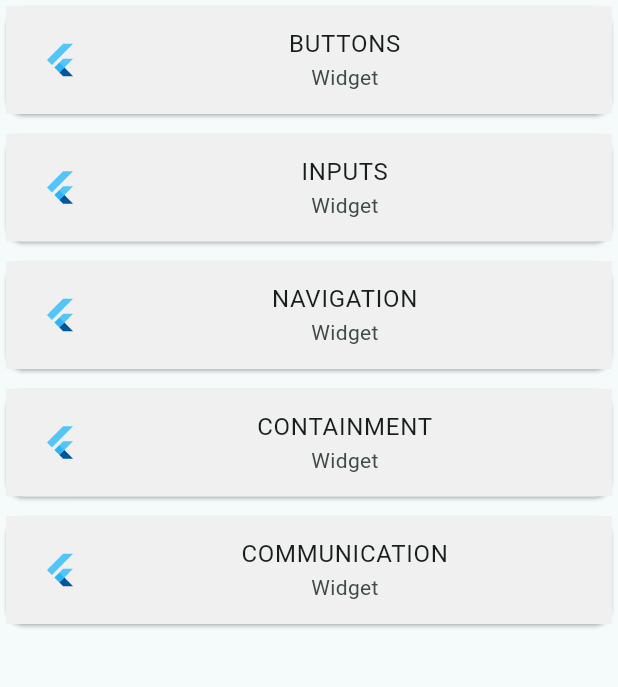
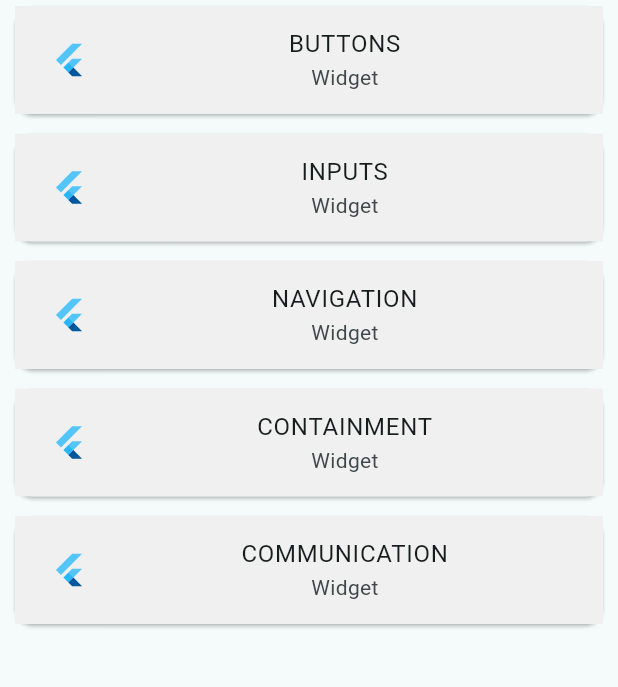
Before and after one commit to anathkalla/widget_catalog_flutter, a Flutter app: the screen it shows after launch, on a phone screen of 412 x 824 dp, the part 90-777 px from its top. Run offline on Flutter 3.47's test engine with Material 2 defaults, Android fonts, the phone set to English and light mode, and no system bars; our stand-ins replace go_router; Roboto replaces fonts that are missing (Kanit).

Commit message:
Update code refactoring

```diff
--- a/lib/screens/home_page.dart
+++ b/lib/screens/home_page.dart
@@ -9,8 +9,13 @@ class MyHomePage extends StatelessWidget {
   Widget build(BuildContext context) {
     return Scaffold(
       appBar: const CsAppBar(title: Stringof.appTitle),
-      body: CsListView(
-        context: context,
+      body: Center(
+        child: SizedBox(
+          width: 400,
+          child: CsListView(
+            context: context,
+          ),
+        ),
       ),
     );
   }
```
